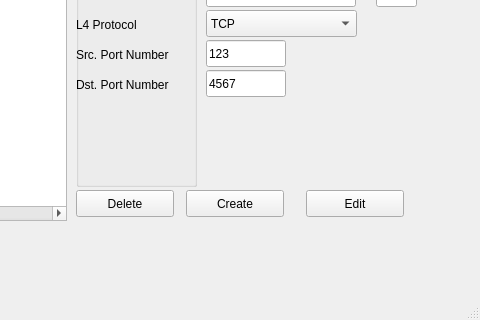
The window that code/APP_GUI/gui.ui (aks-2017/semestralne-zadania-semestralne-zadanie-74148-74196-65786) describes before a commit, drawn with Qt 5; both pictures show x 744 to 1224 and y 290 to 610 of the 1224 by 610 pixel window.
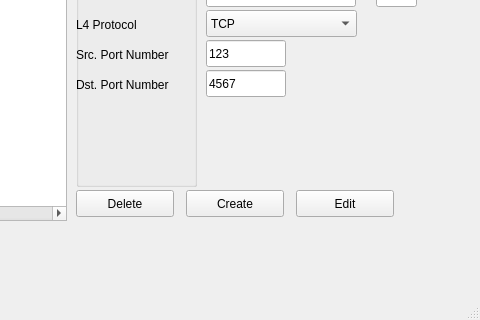
The same window after the commit.

Commit message: Add actionPerformed functions for buttons Acl class hotfix + add src prefix, dst prefix

Patch:
```diff
--- a/code/APP_GUI/gui.ui
+++ b/code/APP_GUI/gui.ui
@@ -296,7 +296,7 @@
    <widget class="QPushButton" name="GuiBtnEdit">
     <property name="geometry">
      <rect>
-      <x>1050</x>
+      <x>1040</x>
       <y>480</y>
       <width>98</width>
       <height>27</height>
```
Left out of the diff: 2 changed lines with no effect on the pictures. The commit also changes 4 other files.
